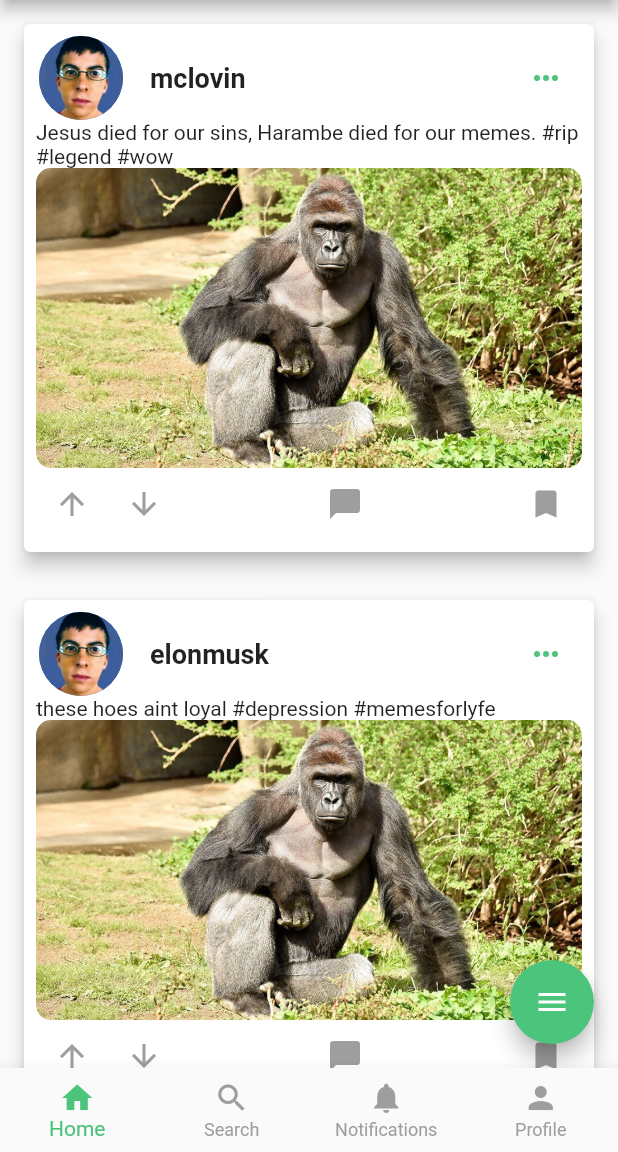
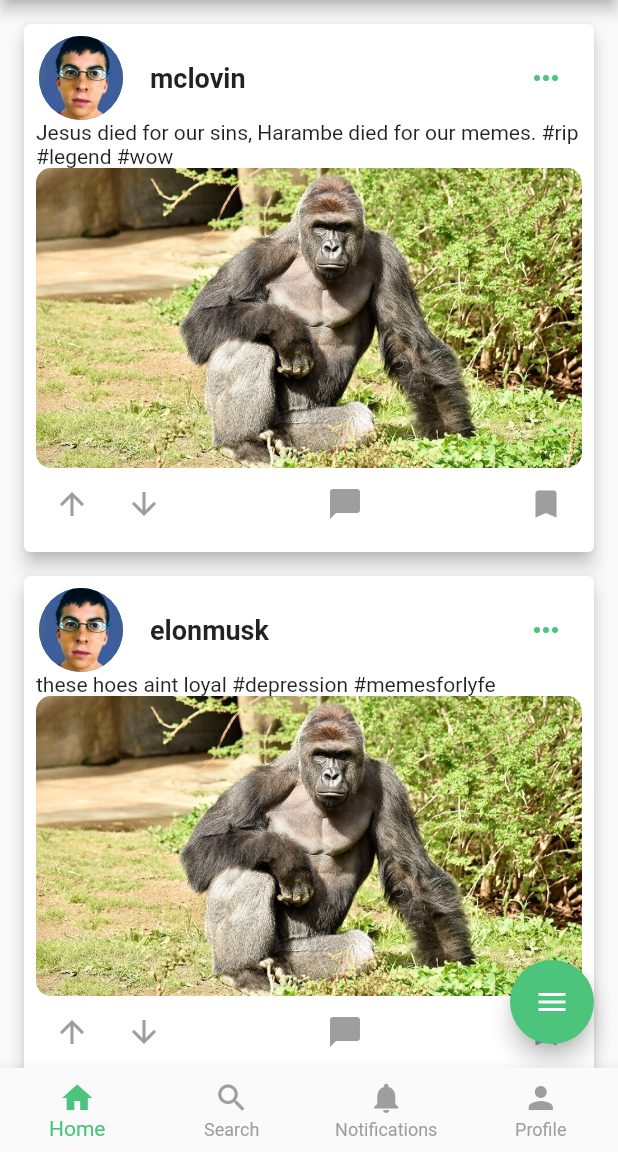
Before and after one commit to Technion236272/2022b-YourFitnessGuide, a Flutter app: the screen it shows after launch, on a phone screen of 412 x 824 dp, the part 84-1236 px from its top. Run offline on Flutter 3.47's test engine with Material 2 defaults, Android fonts, the phone set to English and light mode, and no system bars; drawn by our look-alikes of flutter_speed_dial; our stand-ins replace cloud_firestore, firebase_auth, firebase_core, firebase_storage, font_awesome_flutter, google_sign_in and 1 more; missing offline and left inert: flutter_facebook_auth; accounts and stored records are empty.

Commit message:
Reduce padding between posts (Issue#37)

```diff
--- a/lib/utils/post_template.dart
+++ b/lib/utils/post_template.dart
@@ -26,7 +26,7 @@ class PostTemplate extends StatelessWidget {
     return Card(
           elevation: 5,
           color: Theme.of(context).cardColor,
-          margin: const EdgeInsets.all(16),
+          margin: const EdgeInsets.fromLTRB(16, 16, 16, 0),
           child: Padding(
               padding: const EdgeInsets.all(8.0),
               child: Column(
```
